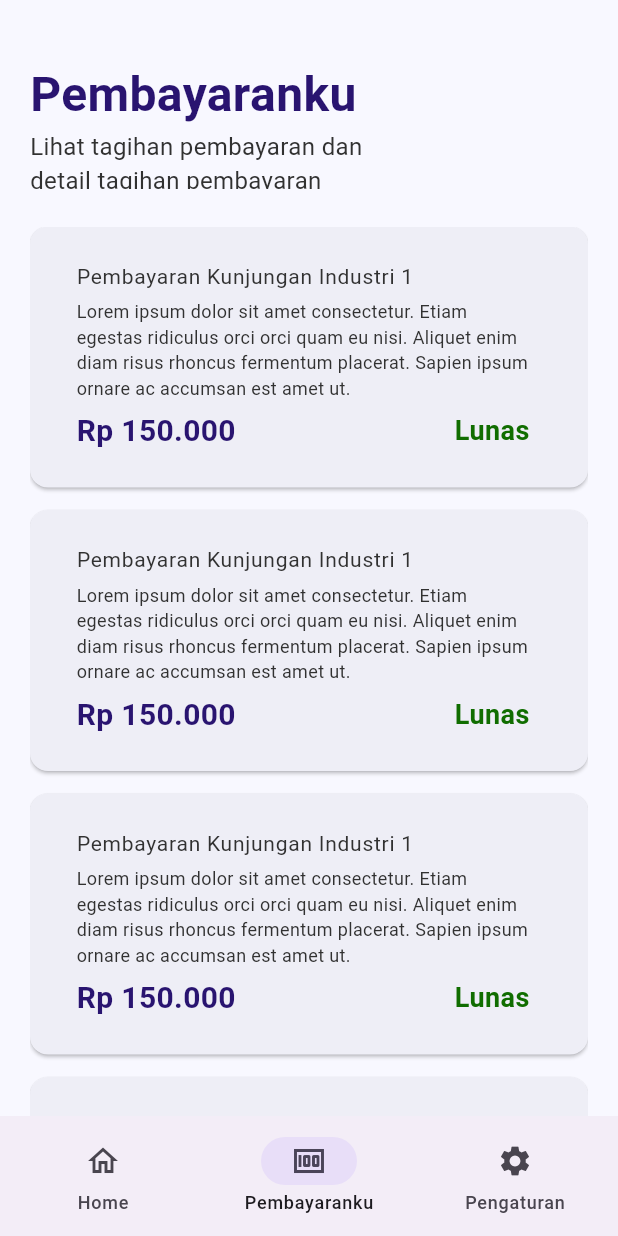
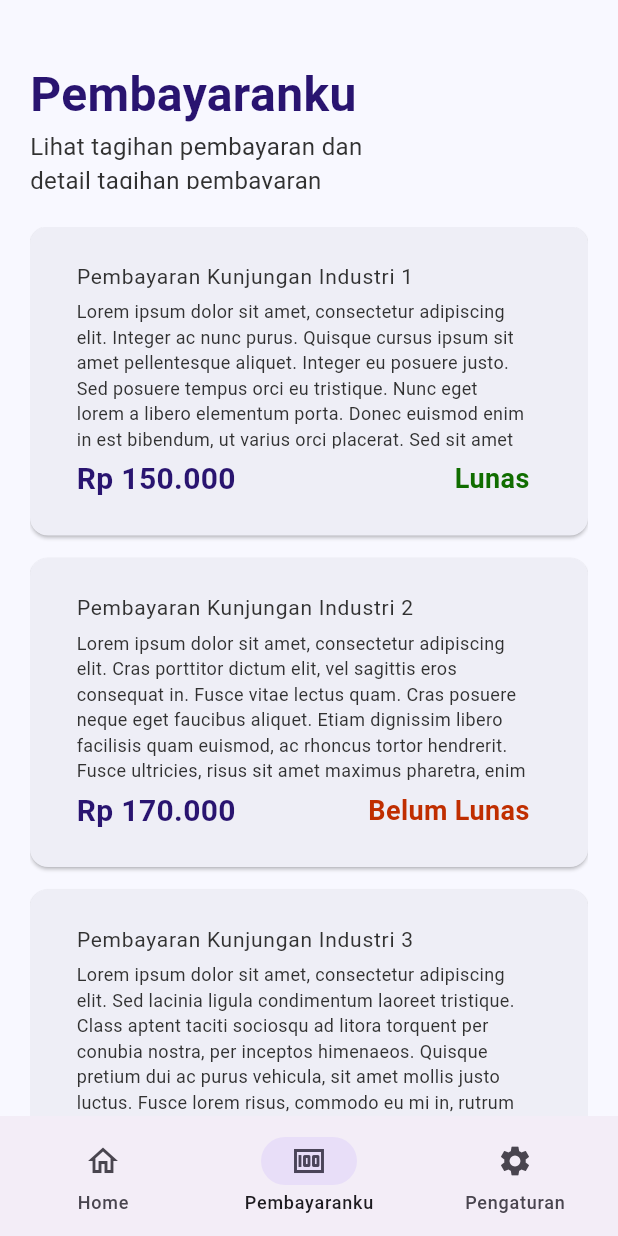
Before and after one commit to XCOD33/KSPM-Payment-Center-App-Flutter, a Flutter app: the Nav screen opened directly, item 2 of the bottom bar chosen, on a phone screen of 412 x 824 dp. Run offline on Flutter 3.47's test engine with Material 3 defaults, Android fonts, the phone set to English and light mode, and no system bars; Roboto replaces fonts that are missing (Montserrat); project files that could hold a hidden picture were left out.

Commit message:
feat: add pembayaran list
Add a list of pembayaran data to the pembayaranku page.

The data includes title, description, price, and status.

BREAKING CHANGE: The old pembayaran data has been replaced with the new data.

```diff
--- a/lib/pembayaranku.dart
+++ b/lib/pembayaranku.dart
@@ -1,4 +1,5 @@
 import 'package:flutter/material.dart';
+import 'package:flutter/widgets.dart';
 import 'package:kspm_payment_center_app/utils/colors.dart';
 import 'package:kspm_payment_center_app/utils/text_style.dart';
 
@@ -14,6 +15,37 @@ class Pembayaranku extends StatefulWidget {
 }
 
 class _PembayarankuState extends State<Pembayaranku> {
+  var pembayaranku = [
+    {
+      "title": "Pembayaran Kunjungan Industri 1",
+      "description":
+          "Lorem ipsum dolor sit amet, consectetur adipiscing elit. Integer ac nunc purus. Quisque cursus ipsum sit amet pellentesque aliquet. Integer eu posuere justo. Sed posuere tempus orci eu tristique. Nunc eget lorem a libero elementum porta. Donec euismod enim in est bibendum, ut varius orci placerat. Sed sit amet volutpat quam.",
+      "price": "Rp 150.000",
+      "status": "Lunas",
+    },
+    {
+      "title": "Pembayaran Kunjungan Industri 2",
+      "description":
+          "Lorem ipsum dolor sit amet, consectetur adipiscing elit. Cras porttitor dictum elit, vel sagittis eros consequat in. Fusce vitae lectus quam. Cras posuere neque eget faucibus aliquet. Etiam dignissim libero facilisis quam euismod, ac rhoncus tortor hendrerit. Fusce ultricies, risus sit amet maximus pharetra, enim ipsum pharetra dolor, sit amet vehicula mauris mauris eget libero. Quisque rhoncus dolor sem, et commodo est ultricies eu. Morbi ac nisi aliquet, sagittis orci non, accumsan elit. Aliquam congue leo sit amet venenatis tempus. Duis sollicitudin id dui nec consectetur. Fusce laoreet nisl eros, nec condimentum nisl commodo at. In semper tempus justo at tristique. Pellentesque malesuada iaculis aliquet. In id elementum quam. Aenean vulputate magna vel egestas finibus.",
+      "price": "Rp 170.000",
+      "status": "Belum Lunas",
+    },
+    {
+      "title": "Pembayaran Kunjungan Industri 3",
+      "description":
+          "Lorem ipsum dolor sit amet, consectetur adipiscing elit. Sed lacinia ligula condimentum laoreet tristique. Class aptent taciti sociosqu ad litora torquent per conubia nostra, per inceptos himenaeos. Quisque pretium dui ac purus vehicula, sit amet mollis justo luctus. Fusce lorem risus, commodo eu mi in, rutrum malesuada mauris. Maecenas et dui pellentesque, pellentesque elit vel, pretium eros. Aliquam ac tortor iaculis, egestas nibh ut, finibus urna. Donec feugiat nibh sit amet velit molestie auctor. Nulla iaculis lectus libero. Ut at magna ac turpis pulvinar facilisis.",
+      "price": "Rp 190.000",
+      "status": "Belum Lunas",
+    },
+    {
+      "title": "Pembayaran Kunjungan Industri 4",
+      "description":
+          "Lorem ipsum dolor sit amet, consectetur adipiscing elit. Proin consectetur convallis nunc nec dapibus. Integer quis turpis id ex cursus posuere. Nullam sem ex, cursus in rhoncus non, vehicula et tellus. Phasellus vulputate laoreet magna, a dapibus tortor mattis a. Mauris et egestas mi. Donec vitae vulputate mauris. Nam in scelerisque neque. Cras consectetur quam ut aliquam hendrerit.",
+      "price": "Rp 100.000",
+      "status": "Lunas",
+    },
+  ];
+
   @override
   Widget build(BuildContext context) {
     return Padding(
@@ -38,47 +70,62 @@ class _PembayarankuState extends State<Pembayaranku> {
           ),
           Expanded(
             child: ListView.builder(
-              itemCount: 4,
-              itemBuilder: (context, index) {
+              itemCount: pembayaranku.length,
+              itemBuilder: (context, int index) {
                 return Card(
                   color: AppColors.lavenderMist,
                   margin: EdgeInsets.only(bottom: 15),
+                  child: InkWell(
+                    onTap: () {
+                      print(pembayaranku);
+                    },
                     child: Padding(
                       padding: const EdgeInsets.all(15),
                       child: ListTile(
                         title: Padding(
                           padding: EdgeInsets.only(bottom: 4),
                           child: Text(
-                          "Pembayaran Kunjungan Industri 1",
+                            pembayaranku[index]['title']!,
                             style: AppTextStyle.fontRegular(14),
                           ),
                         ),
                         subtitle: Column(
                           crossAxisAlignment: CrossAxisAlignment.start,
                           children: [
-                          Text(
-                            "Lorem ipsum dolor sit amet consectetur. Etiam egestas ridiculus orci orci quam eu nisi. Aliquet enim diam risus rhoncus fermentum placerat. Sapien ipsum ornare ac accumsan est amet ut.",
+                            SizedBox(
+                              height: 100,
+                              child: Text(
+                                pembayaranku[index]['description']!,
                                 style: AppTextStyle.fontRegular(12),
+                              ),
                             ),
                             Padding(
                               padding: const EdgeInsets.only(top: 6),
                               child: Row(
-                              mainAxisAlignment: MainAxisAlignment.spaceBetween,
+                                mainAxisAlignment:
+                                    MainAxisAlignment.spaceBetween,
                                 children: [
                                   Text(
-                                  "Rp 150.000",
-                                  style: AppTextStyle.fontBoldMidnightBlue(20),
+                                    pembayaranku[index]['price']!,
+                                    style:
+                                        AppTextStyle.fontBoldMidnightBlue(20),
                                   ),
                                   Text(
-                                  "Lunas",
+                                    pembayaranku[index]['status']! == "Lunas"
+                                        ? "Lunas"
+                                        : "Belum Lunas",
                                     style: AppTextStyle.font(18,
-                                      color: AppColors.forestGreen,
+                                        color: pembayaranku[index]['status']! ==
+                                                "Lunas"
+                                            ? AppColors.forestGreen
+                                            : AppColors.burningOrange,
                                         fw: FontWeight.w600),
                                   ),
                                 ],
                               ),
                             )
                           ],
+                        ),
                       ),
                     ),
                   ),
--- a/lib/utils/colors.dart
+++ b/lib/utils/colors.dart
@@ -6,4 +6,5 @@ class AppColors {
   static Color jetBlack = const Color.fromARGB(255, 49, 49, 49);
   static Color lavenderMist = const Color.fromARGB(255, 238, 238, 246);
   static Color forestGreen = const Color.fromARGB(255, 16, 109, 0);
+  static Color burningOrange = const Color.fromARGB(255, 192, 46, 0);
 }
```
Lines whose indentation alone changed are shown as unchanged.
